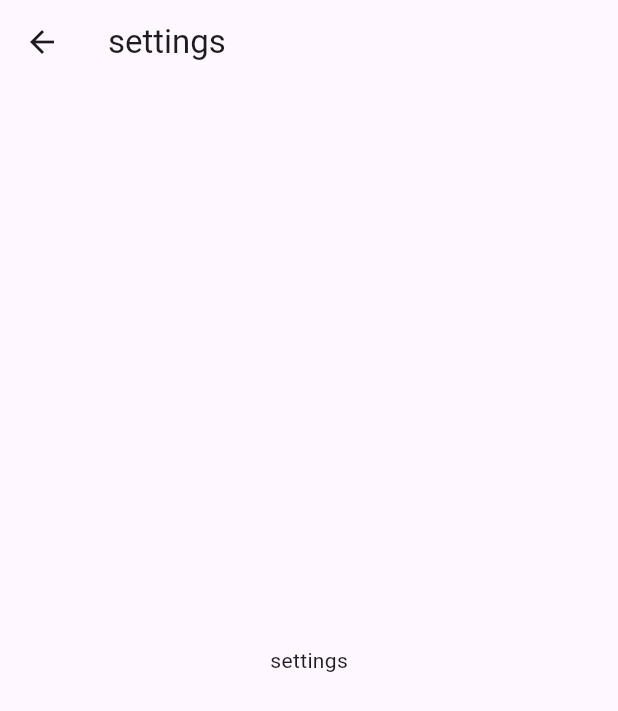
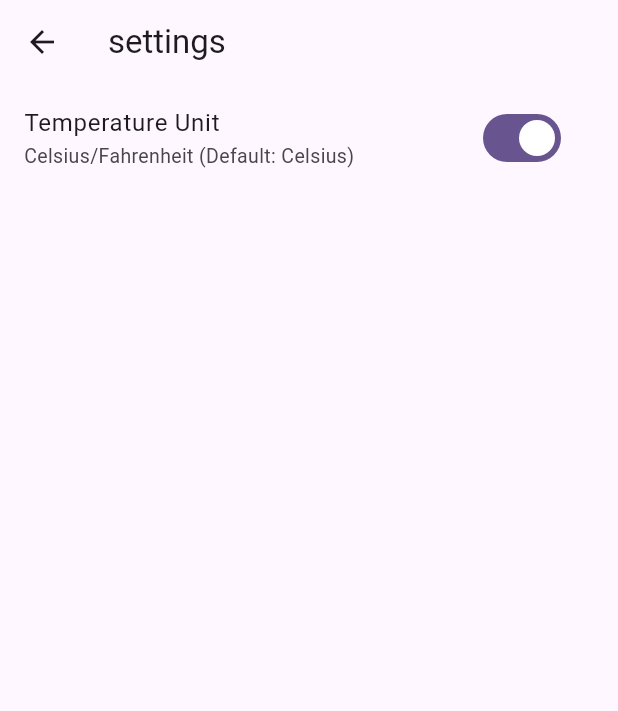
Before and after one commit to ssdd33/bloc_open_weather, a Flutter app: the SettingsPage screen opened directly, on a phone screen of 412 x 824 dp. Shown: the top 711 px of the screen. Run offline on Flutter 3.47's test engine with Material 3 defaults, Android fonts, the phone set to English and light mode, and no system bars; our stand-ins replace bloc, equatable, flutter_bloc, flutter_dotenv, recase.

Commit message:
settingsPage, tempSettingsCubit

```diff
--- /dev/null
+++ b/lib/cubits/temp_settings/temp_settings_cubit.dart
@@ -0,0 +1,17 @@
+import 'package:bloc/bloc.dart';
+import 'package:equatable/equatable.dart';
+
+part 'temp_settings_state.dart';
+
+class TempSettingsCubit extends Cubit<TempSettingsState> {
+  TempSettingsCubit() : super(TempSettingsState.initial());
+
+  void toggleTempUnit() {
+    emit(state.copyWith(
+        tempUnit: state.tempUnit == TempUnit.celsius
+            ? TempUnit.fahrenheit
+            : TempUnit.celsius));
+
+    print('tempUnit : $state');
+  }
+}
--- /dev/null
+++ b/lib/cubits/temp_settings/temp_settings_state.dart
@@ -0,0 +1,27 @@
+part of 'temp_settings_cubit.dart';
+
+enum TempUnit { celsius, fahrenheit }
+
+class TempSettingsState extends Equatable {
+  final TempUnit tempUnit;
+
+  const TempSettingsState({this.tempUnit = TempUnit.celsius});
+
+  factory TempSettingsState.initial() {
+    return const TempSettingsState();
+  }
+
+  TempSettingsState copyWith({
+    TempUnit? tempUnit,
+  }) {
+    return TempSettingsState(
+      tempUnit: tempUnit ?? this.tempUnit,
+    );
+  }
+
+  @override
+  String toString() => 'TempSettingsState(tempUnit: $tempUnit)';
+
+  @override
+  List<Object> get props => [tempUnit];
+}
--- a/lib/pages/settings_page.dart
+++ b/lib/pages/settings_page.dart
@@ -1,22 +1,30 @@
+import 'package:bloc_open_weather/cubits/temp_settings/temp_settings_cubit.dart';
 import 'package:flutter/material.dart';
+import 'package:flutter_bloc/flutter_bloc.dart';
 
-class SettingsPage extends StatefulWidget {
+class SettingsPage extends StatelessWidget {
   const SettingsPage({super.key});
 
-  @override
-  State<SettingsPage> createState() => _SettingsPageState();
-}
-
-class _SettingsPageState extends State<SettingsPage> {
   @override
   Widget build(BuildContext context) {
     return Scaffold(
       appBar: AppBar(
         title: const Text('settings'),
       ),
-      body: const Center(
-        child: Text('settings'),
-      ),
+      body: ListTile(
+          title: const Text('Temperature Unit'),
+          subtitle: const Text(
+            'Celsius/Fahrenheit (Default: Celsius)',
+            style: TextStyle(fontSize: 13),
+          ),
+          trailing: Padding(
+              padding: const EdgeInsets.all(10),
+              child: Switch(
+                  value: context.watch<TempSettingsCubit>().state.tempUnit ==
+                      TempUnit.celsius,
+                  onChanged: (_) {
+                    context.read<TempSettingsCubit>().toggleTempUnit();
+                  }))),
     );
   }
 }
```
Also changed, not shown: lib/main.dart (+12 -3 lines), lib/pages/home_pages.dart (+21 -3 lines).
